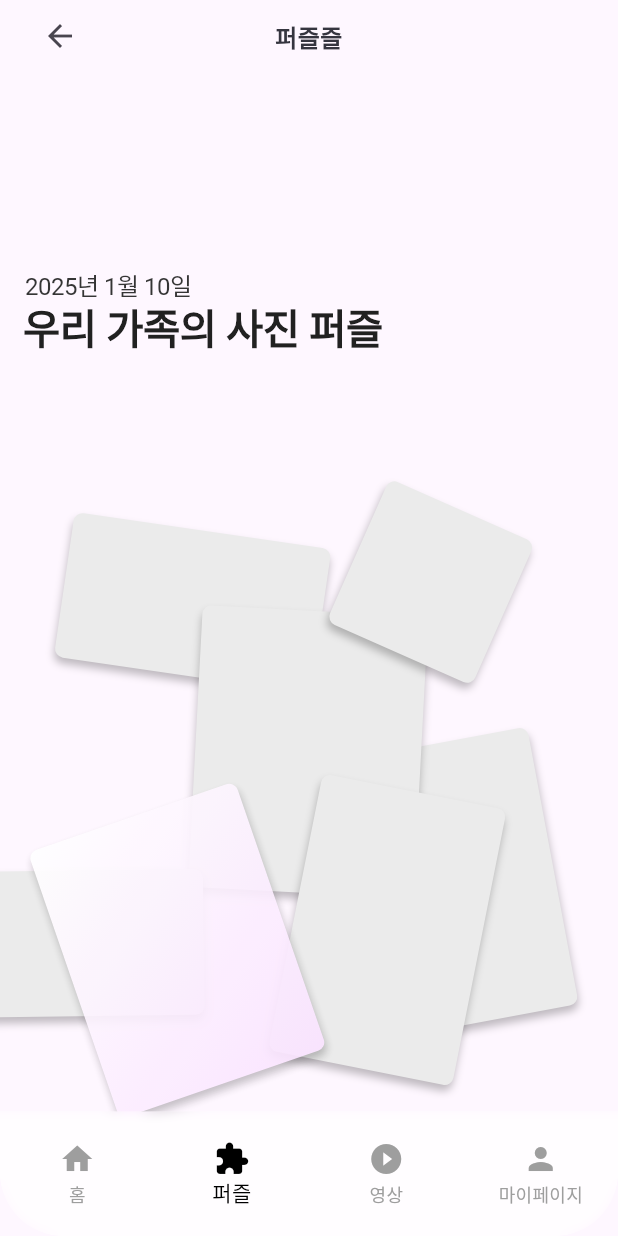
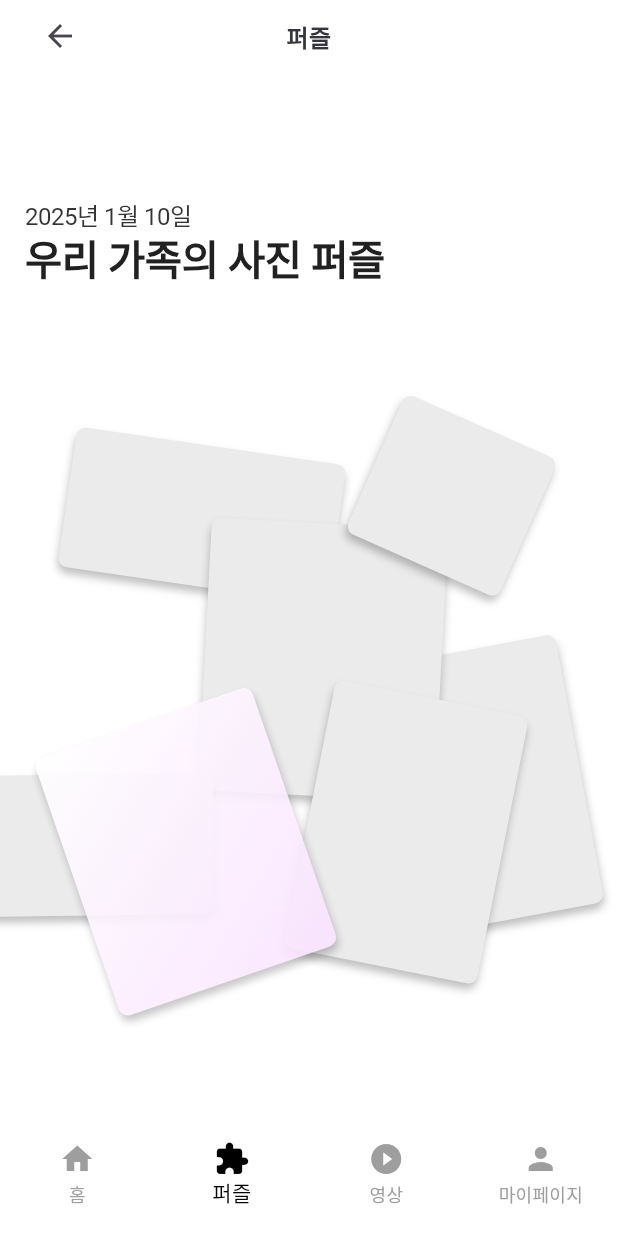
Before and after one commit to jaewook2400/BatKnife_frontend, a Flutter app: the screen it shows after launch, on a phone screen of 412 x 824 dp. Run offline on Flutter 3.47's test engine with Material 3 defaults, Android fonts, the phone set to English and light mode, and no system bars; Roboto replaces fonts that are missing (Pretendard).

Commit message:
Update puzzle_page.dart
전체적으로 내려가있던거 올림. 원인은 피그마에서의 좌표는 배너 포함인데 플러터에선 배너 끝나고부터 0부터 시작하게 되어있어서 높이 좌표에서 -48씩 해줘야 했음

```diff
--- a/lib/pages/puzzle/puzzle_page.dart
+++ b/lib/pages/puzzle/puzzle_page.dart
@@ -20,11 +20,12 @@ class _PuzzlePageState extends State<PuzzlePage> {
   @override
   Widget build(BuildContext context) {
     return Scaffold(
-      appBar: CustomAppBar(title: '퍼즐즐'),
+      appBar: CustomAppBar(title: '퍼즐'),
+      backgroundColor: Colors.white,
       body: Stack(
         children: [
           Positioned(
-            top: FigmaHelper.fromFigmaHeight(context, 136),
+            top: FigmaHelper.fromFigmaHeight(context, 136-48),
             left: FigmaHelper.fromFigmaWidth(context, 16),
             child: SizedBox(
               width: FigmaHelper.fromFigmaWidth(context, 130),
@@ -44,10 +45,10 @@ class _PuzzlePageState extends State<PuzzlePage> {
           ),
 
           Positioned(
-            top: FigmaHelper.fromFigmaHeight(context, 165),
-            left: FigmaHelper.fromFigmaHeight(context, 16),
+            top: FigmaHelper.fromFigmaHeight(context, 165-48),
+            left: FigmaHelper.fromFigmaWidth(context, 16),
             child: SizedBox(
-              width: FigmaHelper.fromFigmaHeight(context, 300),
+              width: FigmaHelper.fromFigmaWidth(context, 300),
               height: FigmaHelper.fromFigmaHeight(context, 30),
               child: const Text(
                 '우리 가족의 사진 퍼즐',
@@ -62,17 +63,18 @@ class _PuzzlePageState extends State<PuzzlePage> {
               ),
             ),
           ),
+
           Positioned(
-            top: 448.92,
-            left: 215.93,
+            top: FigmaHelper.fromFigmaHeight(context, 448.92-48),
+            left: FigmaHelper.fromFigmaWidth(context, 215.93),
             child: Transform.rotate(
               angle: -10.57 * math.pi / 180,
               child: Container(
-                width: 153.94,
-                height: 188,
+                width: FigmaHelper.fromFigmaWidth(context, 153.94),
+                height: FigmaHelper.fromFigmaHeight(context, 188),
                 decoration: BoxDecoration(
                   color: Color(0xFFEBEBEB),
-                  borderRadius: BorderRadius.circular(6),
+                  borderRadius: BorderRadius.circular(FigmaHelper.fromFigmaWidth(context, 6)),
                   boxShadow: [
                     BoxShadow(
                       color: Color(0x40000000),
@@ -85,17 +87,18 @@ class _PuzzlePageState extends State<PuzzlePage> {
               ),
             ),
           ),
+
           Positioned(
-            top: 305.3,
-            left: 42,
+            top: FigmaHelper.fromFigmaHeight(context, 305.3-48),
+            left: FigmaHelper.fromFigmaWidth(context, 42),
             child: Transform.rotate(
               angle: 8.28 * math.pi / 180,
               child: Container(
-                width: 172.89,
-                height: 97.22,
+                width: FigmaHelper.fromFigmaWidth(context, 172.89),
+                height: FigmaHelper.fromFigmaHeight(context, 97.22),
                 decoration: BoxDecoration(
                   color: Color(0xFFEBEBEB),
-                  borderRadius: BorderRadius.circular(6),
+                  borderRadius: BorderRadius.circular(FigmaHelper.fromFigmaWidth(context, 6)),
                   boxShadow: [
                     BoxShadow(
                       color: Color(0x40000000),
@@ -108,17 +111,18 @@ class _PuzzlePageState extends State<PuzzlePage> {
               ),
             ),
           ),
+
           Positioned(
-            top: 359.23,
-            left: 130.17,
+            top: FigmaHelper.fromFigmaHeight(context, 359.23-48),
+            left: FigmaHelper.fromFigmaWidth(context, 130.17),
             child: Transform.rotate(
               angle: 3.02 * math.pi / 180,
               child: Container(
-                width: 150.48,
-                height: 188,
+                width: FigmaHelper.fromFigmaWidth(context, 150.48),
+                height: FigmaHelper.fromFigmaHeight(context, 188),
                 decoration: BoxDecoration(
                   color: Color(0xFFEBEBEB),
-                  borderRadius: BorderRadius.circular(6),
+                  borderRadius: BorderRadius.circular(FigmaHelper.fromFigmaWidth(context, 6)),
                   boxShadow: [
                     BoxShadow(
                       color: Color(0x40000000),
@@ -131,17 +135,18 @@ class _PuzzlePageState extends State<PuzzlePage> {
               ),
             ),
           ),
+
           Positioned(
-            top: 532.33,
-            left: -37,
+            top: FigmaHelper.fromFigmaHeight(context, 532.33-48),
+            left: FigmaHelper.fromFigmaWidth(context, -37),
             child: Transform.rotate(
               angle: -0.77 * math.pi / 180,
               child: Container(
-                width: 172.89,
-                height: 97.22,
+                width: FigmaHelper.fromFigmaWidth(context, 172.89),
+                height: FigmaHelper.fromFigmaHeight(context, 97.22),
                 decoration: BoxDecoration(
                   color: Color(0xFFEBEBEB),
-                  borderRadius: BorderRadius.circular(6),
+                  borderRadius: BorderRadius.circular(FigmaHelper.fromFigmaWidth(context, 6)),
                   boxShadow: [
                     BoxShadow(
                       color: Color(0x40000000),
@@ -154,17 +159,18 @@ class _PuzzlePageState extends State<PuzzlePage> {
               ),
             ),
           ),
+
           Positioned(
-            top: 478,
-            left: 195.69,
+            top: FigmaHelper.fromFigmaHeight(context, 478-48),
+            left: FigmaHelper.fromFigmaWidth(context, 195.69),
             child: Transform.rotate(
               angle: 11.25 * math.pi / 180,
               child: Container(
-                width: 125,
-                height: 188,
+                width: FigmaHelper.fromFigmaWidth(context, 125),
+                height: FigmaHelper.fromFigmaHeight(context, 188),
                 decoration: BoxDecoration(
                   color: Color(0xFFEBEBEB),
-                  borderRadius: BorderRadius.circular(6),
+                  borderRadius: BorderRadius.circular(FigmaHelper.fromFigmaWidth(context, 6)),
                   boxShadow: [
                     BoxShadow(
                       color: Color(0x40000000),
@@ -177,18 +183,19 @@ class _PuzzlePageState extends State<PuzzlePage> {
               ),
             ),
           ),
+
           Positioned(
-            top: 491.52,
-            left: 45.29,
+            top: FigmaHelper.fromFigmaHeight(context, 491.52-48),
+            left: FigmaHelper.fromFigmaWidth(context, 45.29),
             child: Transform.rotate(
               angle: -19.02 * math.pi / 180,
               child: Opacity(
                 opacity: 0.9,
                 child: Container(
-                  width: 145.84,
-                  height: 188,
+                  width: FigmaHelper.fromFigmaWidth(context, 145.84),
+                  height: FigmaHelper.fromFigmaHeight(context, 188),
                   decoration: BoxDecoration(
-                    borderRadius: BorderRadius.circular(6),
+                    borderRadius: BorderRadius.circular(FigmaHelper.fromFigmaWidth(context, 6)),
                     gradient: LinearGradient(
                       begin: Alignment.topLeft,
                       end: Alignment.bottomRight,
@@ -210,17 +217,18 @@ class _PuzzlePageState extends State<PuzzlePage> {
               ),
             ),
           ),
+
           Positioned(
-            top: 288,
-            left: 234.21,
+            top: FigmaHelper.fromFigmaHeight(context, 288-48),
+            left: FigmaHelper.fromFigmaWidth(context, 234.21),
             child: Transform.rotate(
               angle: 23.91 * math.pi / 180,
               child: Container(
-                width: 105.88,
-                height: 104.16,
+                width: FigmaHelper.fromFigmaWidth(context, 105.88),
+                height: FigmaHelper.fromFigmaHeight(context, 104.16),
                 decoration: BoxDecoration(
                   color: Color(0xFFEBEBEB),
-                  borderRadius: BorderRadius.circular(6),
+                  borderRadius: BorderRadius.circular(FigmaHelper.fromFigmaWidth(context, 6)),
                   boxShadow: [
                     BoxShadow(
                       color: Color(0x40000000),
@@ -233,6 +241,7 @@ class _PuzzlePageState extends State<PuzzlePage> {
               ),
             ),
           ),
+
 
         ],
       ),
```
